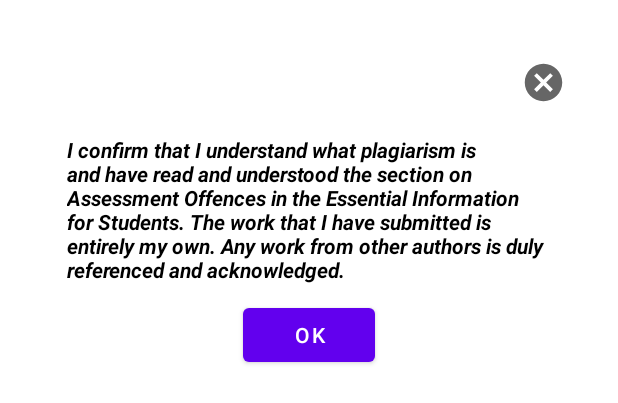
After one commit to AbdallahRuski/Arithmetic_Quiz, an Android app: the layout custom_dialog.xml on its own in the app's theme, with its tools: preview values and no code run, on a phone screen of 412 x 824 dp. The commit adds this screen. Shown: the top 403 px of the screen. Run offline under Robolectric (Android 15) with nearby library versions, the phone set to English and light mode, and no system bars.

Commit message:
Button functionality

```diff
--- a/Coursework/app/src/main/AndroidManifest.xml
+++ b/Coursework/app/src/main/AndroidManifest.xml
@@ -18,6 +18,9 @@
                 <category android:name="android.intent.category.LAUNCHER" />
             </intent-filter>
         </activity>
+        <activity android:name=".NewGame">
+
+        </activity>
     </application>
 
 </manifest>
--- /dev/null
+++ b/Coursework/app/src/main/res/drawable/dialog_bg.xml
@@ -0,0 +1,13 @@
+<?xml version="1.0" encoding="utf-8"?>
+<inset xmlns:android="http://schemas.android.com/apk/res/android"
+    android:insetLeft="5dp"
+    android:insetTop="5dp"
+    android:insetBottom="5dp"
+    android:insetRight="5dp"
+    >
+    <shape android:shape="rectangle">
+        <corners android:radius="20dp"/>
+        <solid android:color="@color/white"/>
+        <stroke android:width="5dp" android:color="#FFF"/>
+    </shape>
+</inset>
--- /dev/null
+++ b/Coursework/app/src/main/res/drawable/ic_baseline_cancel_24.xml
@@ -0,0 +1,10 @@
+<vector xmlns:android="http://schemas.android.com/apk/res/android"
+    android:width="24dp"
+    android:height="24dp"
+    android:viewportWidth="24"
+    android:viewportHeight="24"
+    android:tint="?attr/colorControlNormal">
+  <path
+      android:fillColor="@android:color/white"
+      android:pathData="M12,2C6.47,2 2,6.47 2,12s4.47,10 10,10 10,-4.47 10,-10S17.53,2 12,2zM17,15.59L15.59,17 12,13.41 8.41,17 7,15.59 10.59,12 7,8.41 8.41,7 12,10.59 15.59,7 17,8.41 13.41,12 17,15.59z"/>
+</vector>
--- a/Coursework/app/src/main/res/layout/activity_main.xml
+++ b/Coursework/app/src/main/res/layout/activity_main.xml
@@ -8,18 +8,19 @@
 
 
     <Button
-        android:id="@+id/button3"
+        android:id="@+id/new_game_btn"
         android:layout_width="wrap_content"
         android:layout_height="wrap_content"
         android:layout_marginTop="164dp"
         android:text="New Game"
+        android:onClick="switchToGameMode"
         app:layout_constraintEnd_toEndOf="parent"
         app:layout_constraintHorizontal_bias="0.498"
         app:layout_constraintStart_toStartOf="parent"
         app:layout_constraintTop_toTopOf="parent" />
 
     <Button
-        android:id="@+id/button4"
+        android:id="@+id/aboutButton"
         android:layout_width="wrap_content"
         android:layout_height="wrap_content"
         android:layout_marginBottom="280dp"
--- /dev/null
+++ b/Coursework/app/src/main/res/layout/custom_dialog.xml
@@ -0,0 +1,53 @@
+<?xml version="1.0" encoding="utf-8"?>
+<RelativeLayout
+    xmlns:android="http://schemas.android.com/apk/res/android"
+    android:layout_width="match_parent"
+    android:layout_height="match_parent">
+    <LinearLayout
+        android:background="@drawable/dialog_bg"
+        android:layout_width="match_parent"
+        android:layout_height="wrap_content"
+        android:layout_marginLeft="20dp"
+        android:orientation="vertical"
+        android:layout_marginRight="20dp"
+        android:layout_marginTop="30dp">
+        <ImageView
+            android:id="@+id/cancel_button"
+            android:layout_width="30dp"
+            android:layout_height="30dp"
+            android:background="@drawable/ic_baseline_cancel_24"
+            android:layout_centerHorizontal="true"
+            android:layout_marginRight="10dp"
+            android:layout_marginTop="5dp"
+            android:layout_gravity="right"/>
+        <LinearLayout
+            android:layout_width="match_parent"
+            android:layout_height="wrap_content"
+            android:layout_marginBottom="20dp"
+            android:layout_marginTop="20dp"
+            android:layout_marginLeft="20dp"
+            android:layout_marginRight="20dp"
+            android:orientation="vertical">
+            <TextView
+                android:layout_width="wrap_content"
+                android:layout_height="wrap_content"
+                android:layout_gravity="center"
+                android:text="I confirm that I understand what plagiarism is and have read and
+understood the section on Assessment Offences in the Essential
+Information for Students. The work that I have submitted is
+entirely my own. Any work from other authors is duly referenced
+and acknowledged.
+"
+                android:textColor="#000"
+                android:textStyle="bold|italic"
+                />
+            <Button
+                android:layout_width="wrap_content"
+                android:layout_height="wrap_content"
+                android:text="OK"
+                android:gravity="center"
+                android:layout_gravity="center"
+                android:layout_marginTop="10dp"/>
+        </LinearLayout>
+    </LinearLayout>
+</RelativeLayout>
```
Also changed, not shown: Coursework/app/src/main/java/com/example/coursework/MainActivity.kt (+45 -1 lines), Coursework/app/src/main/java/com/example/coursework/NewGame.kt (added, +21 -0 lines), Coursework/app/src/main/res/layout/activity_new_game.xml (added, +14 -0 lines), Coursework/app/src/main/res/layout/popup.xml (deleted, +0 -18 lines), 115 other files.
